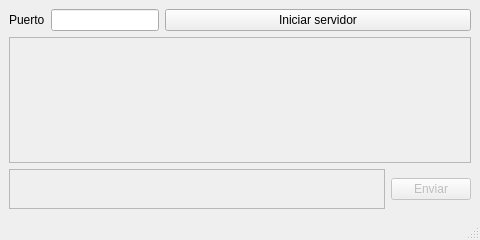
The window that serverwindow.ui (yastanotheruser/dsconvo) describes before a commit, drawn with Qt 5.
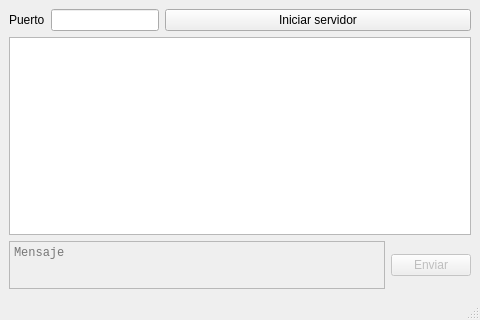
The same window after the commit.

```diff
--- a/serverwindow.ui
+++ b/serverwindow.ui
@@ -7,19 +7,19 @@
     <x>0</x>
     <y>0</y>
     <width>480</width>
-    <height>240</height>
+    <height>320</height>
    </rect>
   </property>
   <property name="minimumSize">
    <size>
     <width>480</width>
-    <height>240</height>
+    <height>320</height>
    </size>
   </property>
   <property name="maximumSize">
    <size>
     <width>480</width>
-    <height>240</height>
+    <height>320</height>
    </size>
   </property>
   <property name="windowTitle">
@@ -80,7 +80,18 @@
         <item>
          <widget class="QPlainTextEdit" name="recvPlainTextEdit">
           <property name="enabled">
-           <bool>false</bool>
+           <bool>true</bool>
+          </property>
+          <property name="font">
+           <font>
+            <family>Monospace</family>
+           </font>
+          </property>
+          <property name="readOnly">
+           <bool>true</bool>
+          </property>
+          <property name="maximumBlockCount">
+           <number>32</number>
           </property>
          </widget>
         </item>
@@ -88,8 +99,11 @@
       </item>
       <item>
        <layout class="QHBoxLayout" name="sendLayout">
+        <property name="spacing">
+         <number>6</number>
+        </property>
         <item>
-         <widget class="QTextEdit" name="sendTextEdit">
+         <widget class="QPlainTextEdit" name="sendPlainTextEdit">
           <property name="enabled">
            <bool>false</bool>
           </property>
@@ -108,9 +122,17 @@
           <property name="maximumSize">
            <size>
             <width>16777215</width>
-            <height>40</height>
+            <height>48</height>
            </size>
           </property>
+          <property name="font">
+           <font>
+            <family>Monospace</family>
+           </font>
+          </property>
+          <property name="placeholderText">
+           <string>Mensaje</string>
+          </property>
          </widget>
         </item>
         <item>
```
Left out of the diff: 3 changed lines with no effect on the pictures.
